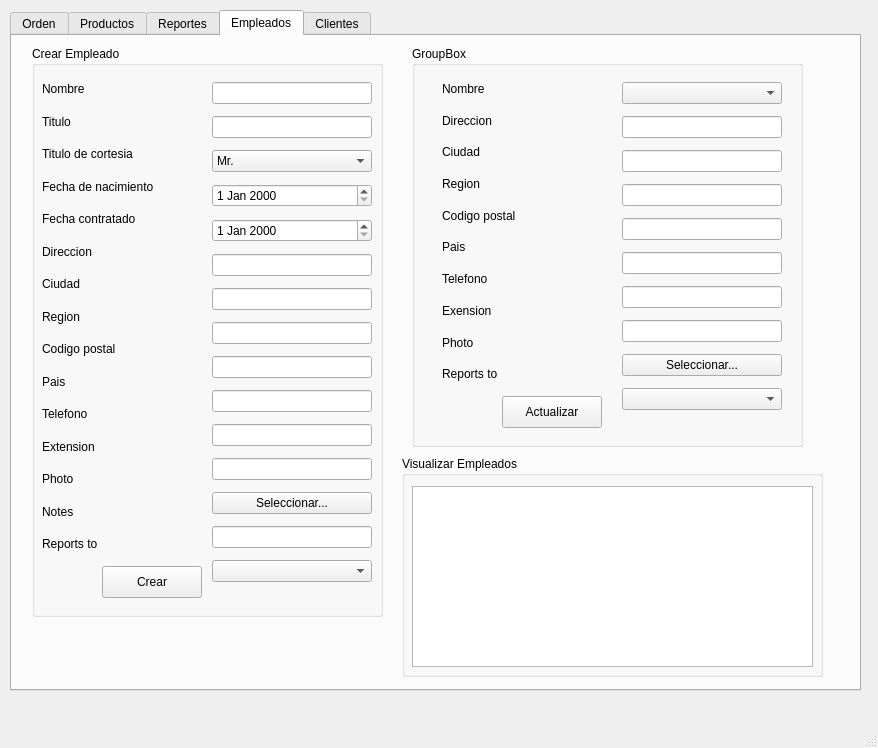
The window that mainwindow.ui (jairoaguilarts/Desktop-App-Proyect) describes before a commit, drawn with Qt 5.
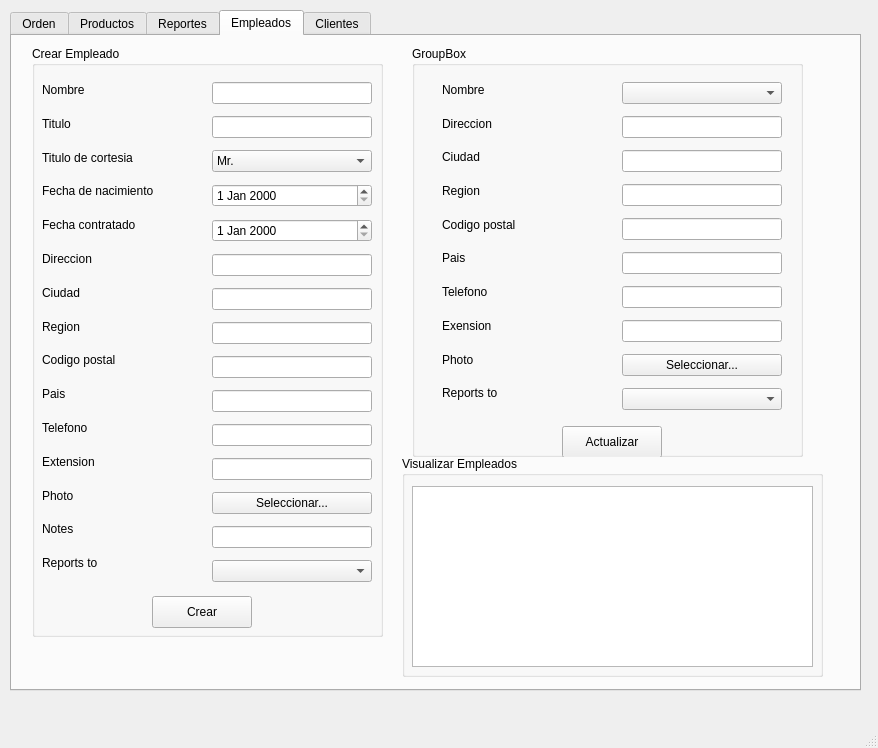
The same window after the commit. The open tabs and pages were chosen to show the change.

The edit to the form file:
```diff
--- a/mainwindow.ui
+++ b/mainwindow.ui
@@ -668,7 +668,7 @@
         <x>20</x>
         <y>10</y>
         <width>351</width>
-        <height>571</height>
+        <height>591</height>
        </rect>
       </property>
       <property name="title">
@@ -680,7 +680,7 @@
          <x>10</x>
          <y>30</y>
          <width>160</width>
-         <height>481</height>
+         <height>501</height>
         </rect>
        </property>
        <layout class="QVBoxLayout" name="verticalLayout_9">
@@ -797,7 +797,7 @@
          <x>180</x>
          <y>30</y>
          <width>160</width>
-         <height>523</height>
+         <height>521</height>
         </rect>
        </property>
        <layout class="QVBoxLayout" name="verticalLayout_10">
@@ -881,8 +881,8 @@
       <widget class="QPushButton" name="PB_CrearEmpleado">
        <property name="geometry">
         <rect>
-         <x>70</x>
-         <y>520</y>
+         <x>120</x>
+         <y>550</y>
          <width>100</width>
          <height>32</height>
         </rect>
@@ -921,7 +921,7 @@
         <x>400</x>
         <y>10</y>
         <width>391</width>
-        <height>401</height>
+        <height>411</height>
        </rect>
       </property>
       <property name="title">
@@ -933,7 +933,7 @@
          <x>30</x>
          <y>30</y>
          <width>160</width>
-         <height>311</height>
+         <height>331</height>
         </rect>
        </property>
        <layout class="QVBoxLayout" name="verticalLayout_11">
@@ -1058,8 +1058,8 @@
       <widget class="QPushButton" name="pushButton_3">
        <property name="geometry">
         <rect>
-         <x>90</x>
-         <y>350</y>
+         <x>150</x>
+         <y>380</y>
          <width>100</width>
          <height>32</height>
         </rect>
```
Left out of the diff: 19 changed lines with no effect on the pictures.
